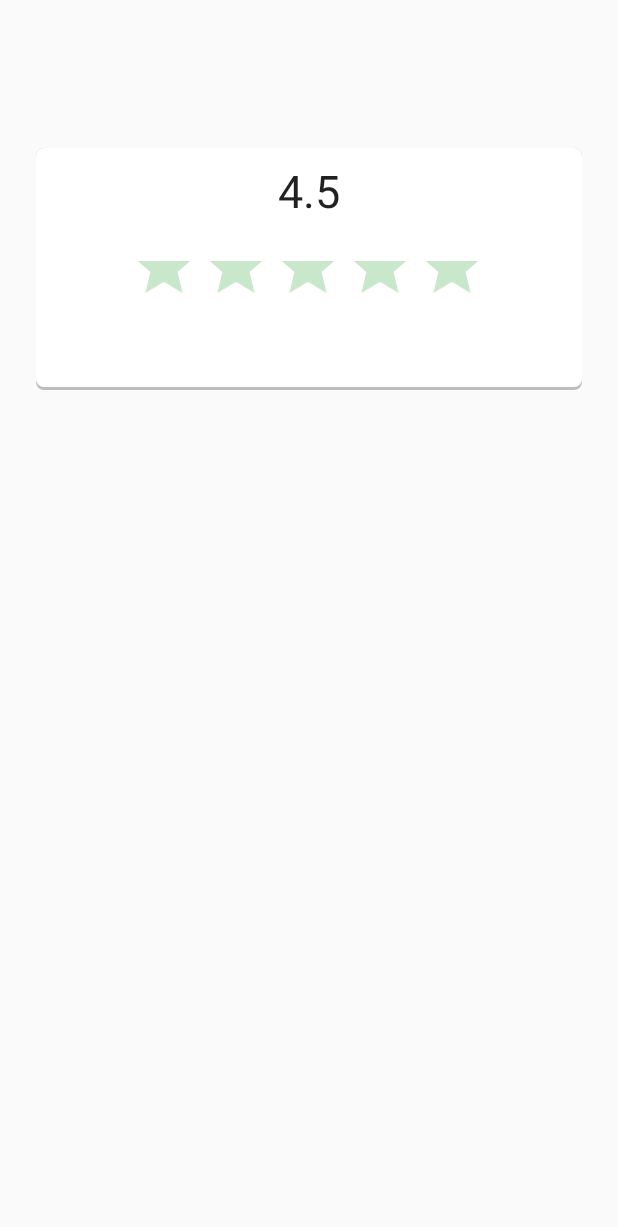
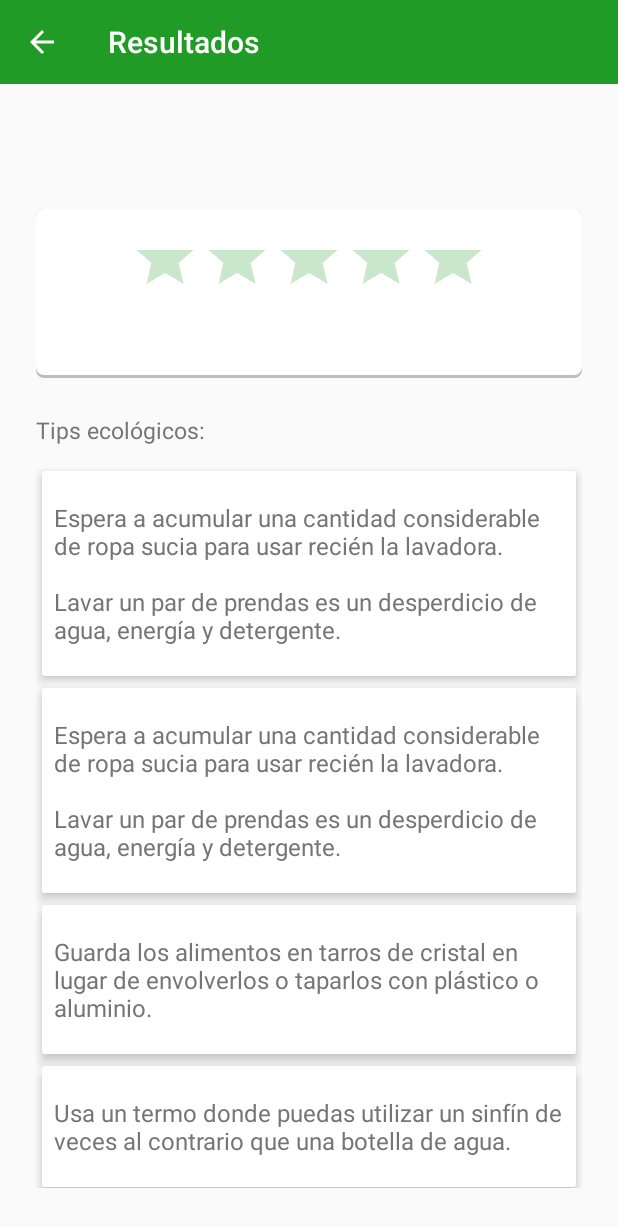
Before and after one commit to FabioGeney/BestPlanet, an Android app: the Calificacion screen opened directly, with no data from a screen before it, on a phone screen of 412 x 824 dp. Shown: the top 1227 px of the screen. Run offline under Robolectric (Android 15) with nearby library versions, the phone set to English and light mode, and no system bars; 1 statement that could not run was skipped.

```diff
--- a/app/build.gradle
+++ b/app/build.gradle
@@ -34,6 +34,7 @@ dependencies {
     implementation 'com.android.support:multidex:1.0.3'
     implementation 'com.android.support:support-v4:28.0.0'
     implementation 'com.android.support:design:28.0.0'
+    implementation 'com.android.support:recyclerview-v7:28.0.0'
 }
 
 apply plugin: 'com.google.gms.google-services'
--- a/app/src/main/java/com/proyecto/bestplane/Calificacion.java
+++ b/app/src/main/java/com/proyecto/bestplane/Calificacion.java
@@ -2,29 +2,116 @@ package com.proyecto.bestplane;
 
 import android.support.v7.app.AppCompatActivity;
 import android.os.Bundle;
+import android.support.v7.widget.LinearLayoutManager;
+import android.support.v7.widget.RecyclerView;
+import android.support.v7.widget.Toolbar;
+import android.widget.ArrayAdapter;
+import android.widget.ListView;
 import android.widget.RatingBar;
 import android.widget.TextView;
 import android.widget.Toast;
 
+import java.util.ArrayList;
+
 public class Calificacion extends AppCompatActivity {
 
-    private TextView nota;
-    private RatingBar ratingBar;
+    private ArrayList<String> tipsSeleccionados = new ArrayList<>();
+    private ArrayList<String> tips = new ArrayList<>();
+    private RecyclerView mRecyclerView;
+    private RecyclerView.Adapter tipsAdapter;
+    private RecyclerView.LayoutManager layoutManager;
 
     @Override
     protected void onCreate(Bundle savedInstanceState) {
         super.onCreate(savedInstanceState);
         setContentView(R.layout.activity_calificacion);
+        Toolbar toolbar = findViewById(R.id.toolbar);
+        setSupportActionBar(toolbar);
+        getSupportActionBar().setDisplayHomeAsUpEnabled(true);
+        this.setTitle("Resultados");
 
-        nota = findViewById(R.id.nota);
-        ratingBar = findViewById(R.id.estrallas);
+        guardaTips();
+        seleccoionaTips();
+        RatingBar ratingBar = findViewById(R.id.estrallas);
+        mRecyclerView = findViewById(R.id.lista);
 
-        int respuestasCorrectas = 0;
-        getIntent().getIntExtra("rCorrectas", respuestasCorrectas);
-        int total = 0;
-        getIntent().getIntExtra("totalPreguntas", total);
-        Toast.makeText(this, ""+respuestasCorrectas+" "+total, Toast.LENGTH_SHORT).show();
+        String puntaje = getIntent().getStringExtra("rCorrectas");
+        ratingBar.setRating(Float.parseFloat(puntaje));
+        ratingBar.setClickable(true);
 
+        layoutManager = new LinearLayoutManager(this);
+
+        tipsAdapter  = new TipsAdapter(tipsSeleccionados, R.layout.list_item, new TipsAdapter.OnItemClickListener() {
+            @Override
+            public void OnItemClick(String mensaje, int position) {
+
+            }
+        });
+        mRecyclerView.setLayoutManager(layoutManager);
+        mRecyclerView.setAdapter(tipsAdapter);
+
+    }
+
+    private void guardaTips(){
+
+        tips.add("Antes de comprar un producto, hazte la pregunta si realmente lo necesitas.\n" +
+                "\n" +
+                "Cualquier consumo innecesario es en esencia antiecológico y antieconómico, ¿no lo crees?.");
+        tips.add("Antes de tirar cualquier cosa a la basura, piensa si se puede reutilizar, reciclar o reparar, o si puede ser útil para otra persona.");
+        tips.add("Evita las latas de bebidas, vale más el envase que su contenido y apenas se recuperan o reciclan.");
+        tips.add("Desconecta los aparatos eléctricos de la red cuando no están funcionando.\n" +
+                "\n" +
+                "Algunos aparatos (como televisores) siguen gastando hasta un 33% de la energía.");
+        tips.add("Prescinde de los electrodomésticos innecesarios como cepillos de dientes, abrelatas, cuchillos eléctricos, y demás chucherías que en vez de “facilitarnos” la vida, nos lleva a consumir y generar más basura electrónica.");
+        tips.add("Usa bombillas LED que duran mucho más que las bombillas tradicionales y que inclusiva las fluorescentes.\n" +
+                "\n" +
+                "Son de bajo consumo de energía para dar la misma cantidad de luz, con lo cual se termina ahorrando dinero y colaborando con el medio ambiente.");
+        tips.add("Evita los aerosoles que contienen CFCs y que son causantes de la destrucción de la capa de ozono, u otros gases que también contribuyen al efecto invernadero.");
+        tips.add("La gran mayoría de los productos de limpieza que se anuncian no sólo son innecesarios sino también muy nocivos para el medio ambiente.");
+        tips.add("Evita usar productos de limpieza agresivos: limpiahornos, lejía, etc., que impiden los procesos biológicos de depuración del agua.");
+        tips.add("Nunca tires productos tóxicos, pintura o aceite de cocinar al desagüe.");
+        tips.add("Rechaza los alimentos envasados en bandejas de poliestireno. Hay indicios que pueden ser carcinogénicos, además que tardan más de 1.000 años en degradarse.");
+        tips.add("Guarda los alimentos en tarros de cristal en lugar de envolverlos o taparlos con plástico o aluminio.");
+        tips.add("Evita los productos que recorren grandes distancias antes de llegar al consumidor.\n" +
+                "\n" +
+                "Ya lo decía, recorren miles de kilómetros consumiendo combustibles que van a agudizar el cambio climático.");
+        tips.add("Aprovecha bien el papel: úsalo por las dos caras, utilízalo reciclado y envíalo después a reciclar.");
+        tips.add("Evita los productos con PVC. Producen furanos y dioxinas cuando son incinerados.");
+        tips.add("Si te ha caducado algún medicamento, no lo tires al desagüe.");
+        tips.add("No abuses del aire acondicionado, ya que libera CFCs.");
+        tips.add("Utiliza bolsas ecológicas en tus compras.");
+        tips.add("Retomemos la costumbre de usar botellas retornables.\n" +
+                "\n" +
+                "Por cada botella que reutilicempos habremos evitado que las fábricas de plásticos hayan producido contaminantes y hayan aportando al incremento del calentamiento global.");
+        tips.add("En muchas ciudades la calidad del agua de grifo es bastante buena, de serlo en tu ciudad toma el agua de ahí y evita el agua embotellada.");
+        tips.add("Deja el auto, camina, respira, disfruta del aire libre, has ejercicio y no uses el elevador, sube las escaleras, usarás mejor energía eléctrica y fortalecerás la salud.");
+        tips.add("No compres lo que no hace falta.");
+        tips.add("Procura consumir tus alimentos y bebidas en el local de expendio de comida, evitarás innecesariamente más embalaje que genera basura como plásticos, cartón y papel.");
+        tips.add("Cierra el grifo al cepillarte los dientes o al rasurarte.");
+        tips.add("Espera a acumular una cantidad considerable de ropa sucia para usar recién la lavadora.\n" +
+                "\n" +
+                "Lavar un par de prendas es un desperdicio de agua, energía y detergente.");
+        tips.add("Si puedes escoger viajar por avión, tren, bus o tu automóvil, escoge el que menos contamine.");
+        tips.add("Si tienes la idea de adquirir un automóvil, elige los modelos compactos y de mayor eficiencia energética en el consumo.");
+        tips.add("Cocina la cantidad adecuada para evitar tirar la comida así como compra lo que vayas a consumir para no gastar mas de lo debido como también evitar botar los alimentos.");
+        tips.add("Quien tale un árbol deberá plantar dos y así sucesivamente. ¿No sería fenomenal?");
+        tips.add("Usa un termo donde puedas utilizar un sinfín de veces al contrario que una botella de agua. ");
+        tips.add("¿Te costaría tener cubiertos de metal si comes fuera de casa? Digamos que en la oficina.");
+        tips.add("Guarda los envases de vidrio (como los de café por ejemplo) y úsalos para almacenar alimentos.");
+        tips.add("Ten en tu auto, oficina, hogar, bolsas de tela y utilízalas.");
+        tips.add("Recicla tus electrónicos, dónalos, úsalos hasta que mueran pero no es “cool” comprar cada año el último celular.");
+        tips.add("Siempre que puedas compra tus productos con envases de vidrio y no de plástico.");
+        tips.add("Reemplaza los cabezales de la ducha por modelos eficientes del gasto de agua.");
+        tips.add("Elige plantas nativas para tu jardín que requieran menos agua.");
+        tips.add("No dejes corre el agua cuando lavas los platos a mano.");
+
+    }
+    private void seleccoionaTips(){
+
+        for (int i = 0; i <10; i++){
+            int numero = (int) (Math.random() * 33);
+            tipsSeleccionados.add(tips.get(numero));
+        }
 
     }
 }
--- /dev/null
+++ b/app/src/main/java/com/proyecto/bestplane/TipsAdapter.java
@@ -0,0 +1,72 @@
+package com.proyecto.bestplane;
+
+import android.content.Context;
+import android.support.annotation.NonNull;
+import android.support.v7.widget.RecyclerView;
+import android.view.LayoutInflater;
+import android.view.View;
+import android.view.ViewGroup;
+import android.widget.TextView;
+
+
+
+
+import java.util.List;
+
+public class TipsAdapter extends RecyclerView.Adapter<TipsAdapter.ViewHolder> {
+    private List<String> tips;
+    private int layout;
+    private OnItemClickListener itemClickListener;
+
+
+    public TipsAdapter(List<String> tips, int layout, OnItemClickListener itemClickListener) {
+        this.tips = tips;
+        this.layout = layout;
+        this.itemClickListener = itemClickListener;
+    }
+
+    @NonNull
+    @Override
+    public ViewHolder onCreateViewHolder(@NonNull ViewGroup viewGroup, int i) {
+        View v = LayoutInflater.from(viewGroup.getContext()).inflate(layout, viewGroup, false);
+        ViewHolder viewHolder = new ViewHolder(v);
+        return viewHolder;
+    }
+
+    @Override
+    public void onBindViewHolder(@NonNull ViewHolder viewHolder, int i) {
+        viewHolder.bind(tips.get(i), itemClickListener);
+    }
+
+    @Override
+    public int getItemCount() {
+        return tips.size();
+    }
+
+
+
+    public class ViewHolder extends RecyclerView.ViewHolder {
+        public TextView tip;
+
+        public ViewHolder(@NonNull View itemView) {
+            super(itemView);
+            tip = itemView.findViewById(R.id.tip);
+
+        }
+        public void bind(final String mensaje, final OnItemClickListener itemClickListener){
+            this.tip.setText(mensaje);
+
+            itemView.setOnClickListener(new View.OnClickListener() {
+                @Override
+                public void onClick(View v) {
+                    itemClickListener.OnItemClick(mensaje, getAdapterPosition());
+                }
+            });
+        }
+    }
+
+    public interface OnItemClickListener{
+
+        void OnItemClick(String mensaje, int position);
+    }
+}
--- /dev/null
+++ b/app/src/main/res/drawable/borde_list.xml
@@ -0,0 +1,12 @@
+<?xml version="1.0" encoding="utf-8"?>
+<shape xmlns:android="http://schemas.android.com/apk/res/android">
+
+    <!-- Background Color -->
+    <solid android:color="#ffffff" />
+    <!-- Border Color -->
+    <stroke android:width="1dp" android:color="#ffffff" />
+    <!-- Round Corners -->
+    <corners android:radius="1dp" />
+    <padding android:top="12dp" android:bottom="12dp"></padding>
+
+</shape>
--- a/app/src/main/res/layout/activity_calificacion.xml
+++ b/app/src/main/res/layout/activity_calificacion.xml
@@ -6,15 +6,20 @@
     android:layout_height="match_parent"
     tools:context=".Calificacion">
 
+    <include
+        android:id="@+id/toolbar"
+        layout="@layout/toolbar" />
+
     <android.support.constraint.ConstraintLayout
+        android:id="@+id/constraintLayout"
         android:layout_width="match_parent"
         android:layout_height="0dp"
         android:layout_marginStart="24dp"
         android:layout_marginLeft="24dp"
-        android:layout_marginTop="8dp"
+        android:layout_marginTop="16dp"
         android:layout_marginEnd="24dp"
         android:layout_marginRight="24dp"
-        android:layout_marginBottom="8dp"
+        android:layout_marginBottom="16dp"
         android:background="@drawable/elevation"
         app:layout_constraintBottom_toTopOf="@+id/guideline4"
         app:layout_constraintEnd_toEndOf="parent"
@@ -26,24 +31,16 @@
             android:id="@+id/estrallas"
             android:layout_width="wrap_content"
             android:layout_height="0dp"
+            android:layout_marginStart="8dp"
+            android:layout_marginLeft="8dp"
+            android:layout_marginTop="8dp"
+            android:layout_marginEnd="8dp"
+            android:layout_marginRight="8dp"
             android:layout_marginBottom="8dp"
+            android:isIndicator="true"
+            android:stepSize="0.05"
             android:theme="@style/RatingBar"
             app:layout_constraintBottom_toBottomOf="parent"
-            app:layout_constraintEnd_toEndOf="parent"
-            app:layout_constraintHorizontal_bias="0.497"
-            app:layout_constraintStart_toStartOf="parent"
-            app:layout_constraintTop_toBottomOf="@+id/nota" />
-
-        <TextView
-            android:id="@+id/nota"
-            android:layout_width="wrap_content"
-            android:layout_height="wrap_content"
-            android:layout_marginTop="8dp"
-            android:layout_marginBottom="6dp"
-            android:text="4.5"
-            android:textAppearance="?attr/textAppearanceListItem"
-            android:textSize="30sp"
-            app:layout_constraintBottom_toTopOf="@+id/estrallas"
             app:layout_constraintEnd_toEndOf="parent"
             app:layout_constraintStart_toStartOf="parent"
             app:layout_constraintTop_toTopOf="parent" />
@@ -57,7 +54,7 @@
         android:layout_width="wrap_content"
         android:layout_height="wrap_content"
         android:orientation="horizontal"
-        app:layout_constraintGuide_percent="0.11" />
+        app:layout_constraintGuide_percent="0.15" />
 
     <android.support.constraint.Guideline
         android:id="@+id/guideline4"
@@ -65,4 +62,42 @@
         android:layout_height="wrap_content"
         android:orientation="horizontal"
         app:layout_constraintGuide_percent="0.3255814" />
+
+    <android.support.v7.widget.RecyclerView
+
+        android:id="@+id/lista"
+        android:layout_width="match_parent"
+        android:layout_height="0dp"
+        android:layout_marginStart="24dp"
+        android:layout_marginLeft="24dp"
+        android:layout_marginTop="42dp"
+        android:layout_marginEnd="24dp"
+        android:layout_marginRight="24dp"
+        android:layout_marginBottom="32dp"
+        app:layout_constraintBottom_toBottomOf="parent"
+        app:layout_constraintEnd_toEndOf="parent"
+        app:layout_constraintHorizontal_bias="0.5"
+        app:layout_constraintStart_toStartOf="parent"
+        app:layout_constraintTop_toTopOf="@+id/guideline4" />
+
+    <TextView
+        android:id="@+id/textView2"
+        android:layout_width="wrap_content"
+        android:layout_height="wrap_content"
+        android:layout_marginStart="24dp"
+        android:layout_marginLeft="24dp"
+        android:layout_marginTop="8dp"
+        android:layout_marginEnd="24dp"
+        android:layout_marginRight="24dp"
+        android:layout_marginBottom="3dp"
+        android:text="Tips ecológicos:"
+        android:textAppearance="?attr/textAppearanceListItem"
+        android:textColor="#757575"
+        android:textSize="15sp"
+        app:layout_constraintBottom_toTopOf="@+id/lista"
+        app:layout_constraintEnd_toEndOf="parent"
+        app:layout_constraintHorizontal_bias="0.0"
+        app:layout_constraintStart_toStartOf="parent"
+        app:layout_constraintTop_toTopOf="@+id/guideline4"
+        app:layout_constraintVertical_bias="0.0" />
 </android.support.constraint.ConstraintLayout>
--- /dev/null
+++ b/app/src/main/res/layout/list_item.xml
@@ -0,0 +1,36 @@
+<android.support.constraint.ConstraintLayout xmlns:android="http://schemas.android.com/apk/res/android"
+    xmlns:app="http://schemas.android.com/apk/res-auto"
+    xmlns:tools="http://schemas.android.com/tools"
+    android:layout_width="match_parent"
+    android:layout_height="wrap_content"
+    android:layout_marginStart="4dp"
+    android:layout_marginLeft="4dp"
+    android:layout_marginTop="4dp"
+    android:layout_marginEnd="4dp"
+    android:layout_marginRight="4dp"
+    android:layout_marginBottom="4dp"
+    android:background="@drawable/borde_list"
+    android:elevation="4.5dp">
+
+    <TextView
+        android:id="@+id/tip"
+        android:layout_width="0dp"
+        android:layout_height="wrap_content"
+        android:layout_marginStart="8dp"
+        android:layout_marginLeft="8dp"
+        android:layout_marginTop="8dp"
+        android:layout_marginEnd="4dp"
+        android:layout_marginRight="4dp"
+        android:layout_marginBottom="8dp"
+        android:textAppearance="?attr/textAppearanceListItem"
+        android:textColor="#757575"
+        app:layout_constraintBottom_toBottomOf="parent"
+        app:layout_constraintEnd_toEndOf="parent"
+        app:layout_constraintHorizontal_bias="0.0"
+        app:layout_constraintStart_toStartOf="parent"
+        app:layout_constraintTop_toTopOf="parent"
+        tools:ignore="MissingConstraints" />
+
+
+
+</android.support.constraint.ConstraintLayout>
--- a/app/src/main/res/values/colors.xml
+++ b/app/src/main/res/values/colors.xml
@@ -2,7 +2,7 @@
 <resources>
     <color name="colorPrimary">#1F9B26</color>
     <color name="colorPrimaryDark">#00574B</color>
-    <color name="colorAccent">#D81B60</color>
+    <color name="colorAccent">#00BCD4</color>
     <color name="colorBoton">#8B03E3FF</color>
     <color name="colorPrimary2">#4CAF50</color>
     <color name="colorPrimaryDark2">#388E3C</color>
```
Also changed, not shown: app/src/main/AndroidManifest.xml (+11 -3 lines), app/src/main/java/com/proyecto/bestplane/FormularioActivity.java (+5 -28 lines), app/src/main/java/com/proyecto/bestplane/MainActivity.java (+68 -21 lines), app/src/main/res/layout/activity_formulario.xml (+50 -38 lines), app/src/main/res/layout/activity_main.xml (+10 -9 lines), app/src/main/res/drawable/bateria_celulares.jpg (added), app/src/main/res/drawable/caja_leche.jpg (added), app/src/main/res/drawable/cascaras.jpg (added), app/src/main/res/drawable/celular.jpg (added), app/src/main/res/drawable/lata.jpg (added), app/src/main/res/drawable/tecnologicos.jpg (added), app/src/main/res/drawable/vasos.png (added), app/src/main/res/drawable/vidrio.jpg (added).
